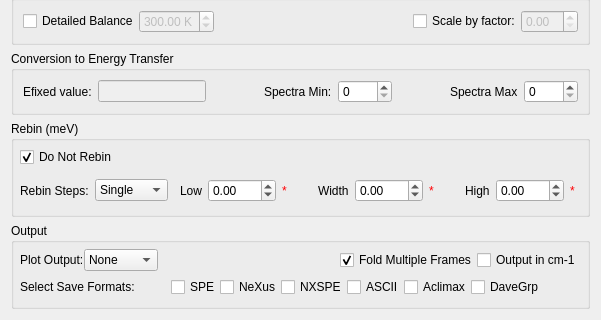
The window that Code/Mantid/MantidQt/CustomInterfaces/inc/MantidQtCustomInterfaces/Indirect/IndirectConvertToEnergy.ui (mantidproject/mantid) describes before a commit, drawn with Qt 5; both pictures show x 0 to 601 and y 223 to 543 of the 601 by 543 pixel window.
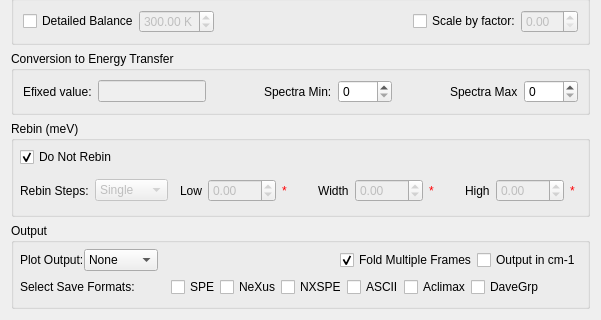
The same window after the commit. The open tabs and pages were chosen to show the change. Custom widgets are drawn as their Qt base class.

Commit message:
Indirect interfaces almost back to normal
Refs #10960

Diff of the .ui file:
```diff
--- a/Code/Mantid/MantidQt/CustomInterfaces/inc/MantidQtCustomInterfaces/Indirect/IndirectConvertToEnergy.ui
+++ b/Code/Mantid/MantidQt/CustomInterfaces/inc/MantidQtCustomInterfaces/Indirect/IndirectConvertToEnergy.ui
@@ -519,6 +519,9 @@
         </item>
         <item>
          <widget class="QComboBox" name="cbRebinType">
+          <property name="enabled">
+           <bool>false</bool>
+          </property>
           <property name="sizePolicy">
            <sizepolicy hsizetype="MinimumExpanding" vsizetype="Fixed">
             <horstretch>0</horstretch>
@@ -567,6 +570,9 @@
               </item>
               <item>
                <widget class="QDoubleSpinBox" name="spRebinLow">
+                <property name="enabled">
+                 <bool>false</bool>
+                </property>
                 <property name="minimum">
                  <double>-999.990000000000009</double>
                 </property>
@@ -607,6 +613,9 @@
               </item>
               <item>
                <widget class="QDoubleSpinBox" name="spRebinWidth">
+                <property name="enabled">
+                 <bool>false</bool>
+                </property>
                 <property name="minimum">
                  <double>-999.990000000000009</double>
                 </property>
@@ -647,6 +656,9 @@
               </item>
               <item>
                <widget class="QDoubleSpinBox" name="spRebinHigh">
+                <property name="enabled">
+                 <bool>false</bool>
+                </property>
                 <property name="minimum">
                  <double>-999.990000000000009</double>
                 </property>
```
Left out of the diff: 42 changed lines with no effect on the pictures. The commit also changes 19 other files.
